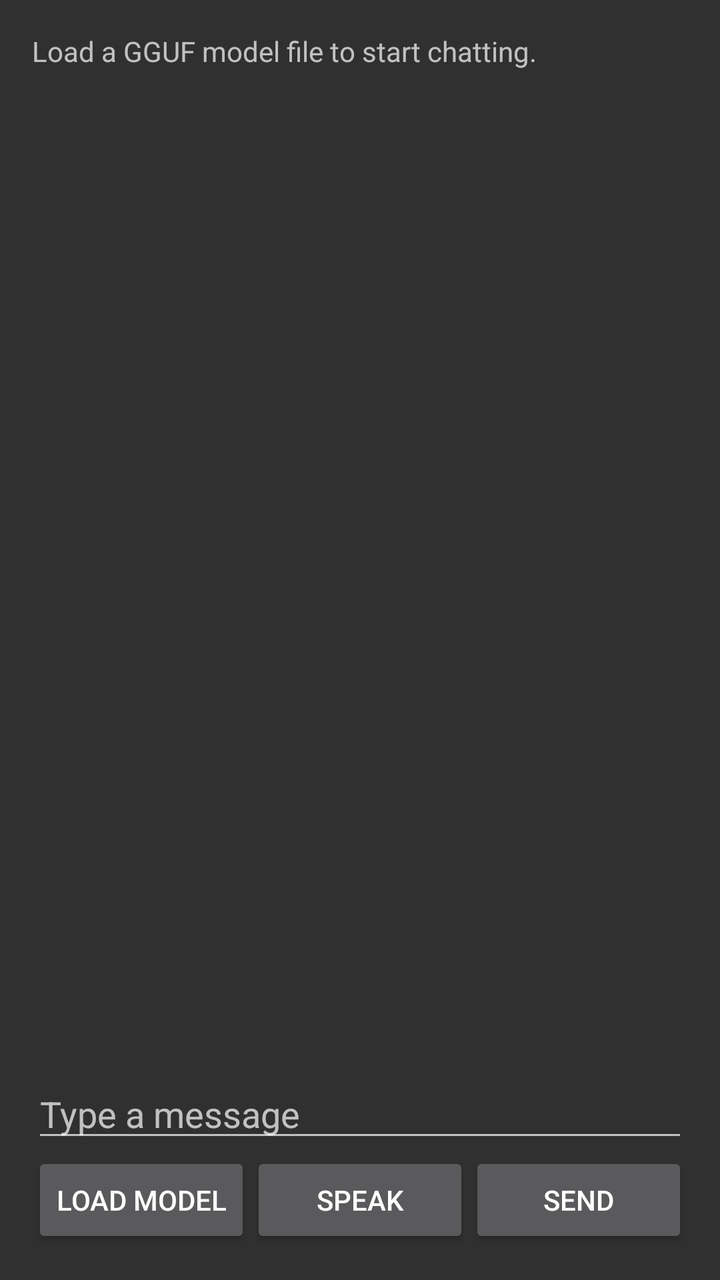
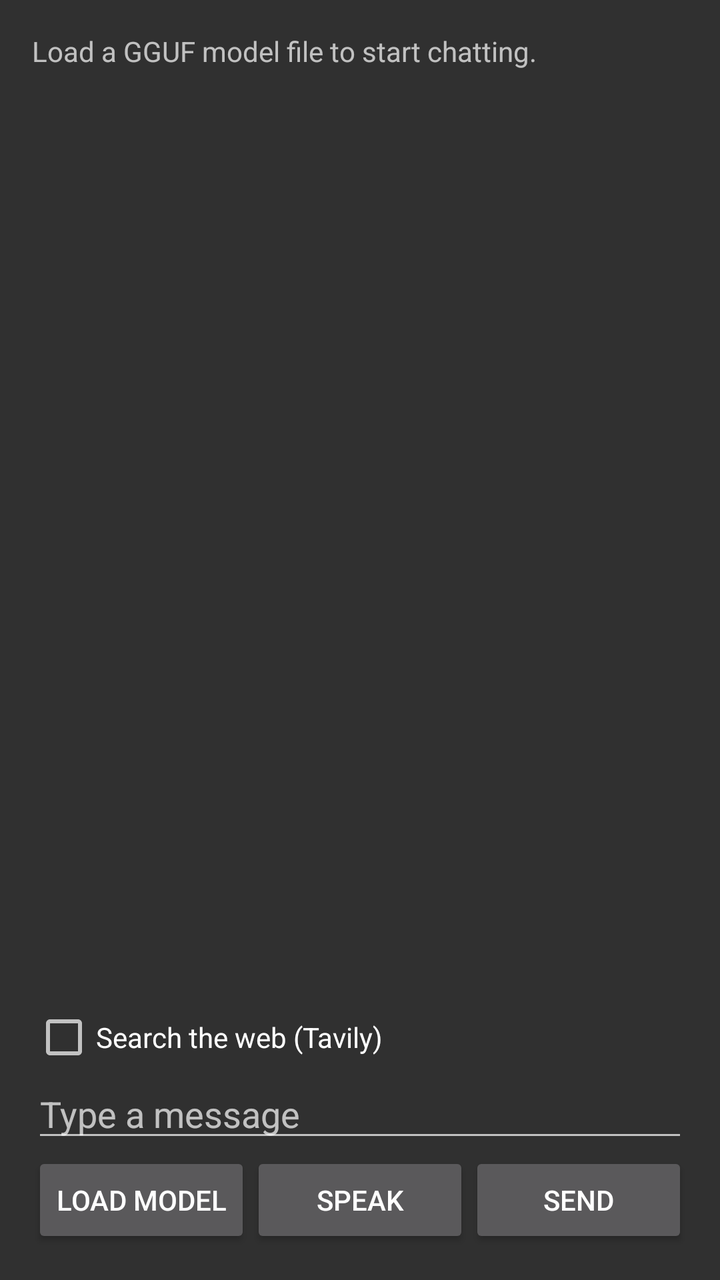

The first picture is an Android layout as it rendered before a commit; the second is the same layout after the commit. The layout source and the unified diff follow.
<!-- AndroidManifest.xml: application theme Theme.MyApp -->
<!-- res/layout/activity_chat.xml -->
<?xml version="1.0" encoding="utf-8"?>
<LinearLayout xmlns:android="http://schemas.android.com/apk/res/android"
    android:layout_width="match_parent"
    android:layout_height="match_parent"
    android:orientation="vertical"
    android:padding="16dp">

    <TextView
        android:id="@+id/chat_status"
        android:layout_width="wrap_content"
        android:layout_height="wrap_content"
        android:text="@string/chat_no_model"
        android:textSize="14sp" />

    <ScrollView
        android:id="@+id/chat_scroll"
        android:layout_width="match_parent"
        android:layout_height="0dp"
        android:layout_marginTop="8dp"
        android:layout_weight="1">

        <LinearLayout
            android:id="@+id/chat_log"
            android:layout_width="match_parent"
            android:layout_height="wrap_content"
            android:orientation="vertical" />
    </ScrollView>

    <TextView
        android:id="@+id/chat_progress"
        android:layout_width="wrap_content"
        android:layout_height="wrap_content"
        android:layout_marginTop="4dp"
        android:textSize="13sp" />

    <EditText
        android:id="@+id/chat_input"
        android:layout_width="match_parent"
        android:layout_height="wrap_content"
        android:hint="@string/chat_hint"
        android:inputType="textMultiLine|textCapSentences" />

    <Button
        android:id="@+id/chat_stop"
        android:layout_width="match_parent"
        android:layout_height="wrap_content"
        android:text="@string/chat_stop"
        android:visibility="gone" />

    <LinearLayout
        android:layout_width="match_parent"
        android:layout_height="wrap_content"
        android:orientation="horizontal">

        <Button
            android:id="@+id/chat_load_model"
            android:layout_width="0dp"
            android:layout_height="wrap_content"
            android:layout_weight="1"
            android:text="@string/chat_load_model" />

        <Button
            android:id="@+id/chat_mic"
            android:layout_width="0dp"
            android:layout_height="wrap_content"
            android:layout_weight="1"
            android:text="@string/chat_mic" />

        <Button
            android:id="@+id/chat_send"
            android:layout_width="0dp"
            android:layout_height="wrap_content"
            android:layout_weight="1"
            android:text="@string/chat_send" />
    </LinearLayout>

</LinearLayout>
<!-- resources referenced by this layout -->
<resources>
  <string name="chat_hint">Type a message</string>
  <string name="chat_load_model">Load model</string>
  <string name="chat_mic">Speak</string>
  <string name="chat_no_model">Load a GGUF model file to start chatting.</string>
  <string name="chat_send">Send</string>
  <string name="chat_stop">Stop</string>
  <style name="Theme.MyApp" parent="android:Theme.Material.NoActionBar" />
</resources>

<!-- the commit's change to res/layout/activity_chat.xml (unified diff, before → after) -->
@@ -11,6 +11,13 @@
         android:layout_height="wrap_content"
         android:text="@string/chat_no_model"
         android:textSize="14sp" />
+
+    <TextView
+        android:id="@+id/chat_progress"
+        android:layout_width="wrap_content"
+        android:layout_height="wrap_content"
+        android:layout_marginTop="4dp"
+        android:textSize="13sp" />
 
     <ScrollView
         android:id="@+id/chat_scroll"
@@ -26,12 +33,11 @@
             android:orientation="vertical" />
     </ScrollView>
 
-    <TextView
-        android:id="@+id/chat_progress"
+    <CheckBox
+        android:id="@+id/chat_web_search"
         android:layout_width="wrap_content"
         android:layout_height="wrap_content"
-        android:layout_marginTop="4dp"
-        android:textSize="13sp" />
+        android:text="@string/chat_web_search" />
 
     <EditText
         android:id="@+id/chat_input"
<!-- resource entries referenced after the edit -->
@@ -6,6 +6,7 @@
   <string name="chat_no_model">Load a GGUF model file to start chatting.</string>
   <string name="chat_send">Send</string>
   <string name="chat_stop">Stop</string>
+  <string name="chat_web_search">Search the web (Tavily)</string>
   <style name="Theme.MyApp" parent="android:Theme.Material.NoActionBar" />
 </resources>
 
